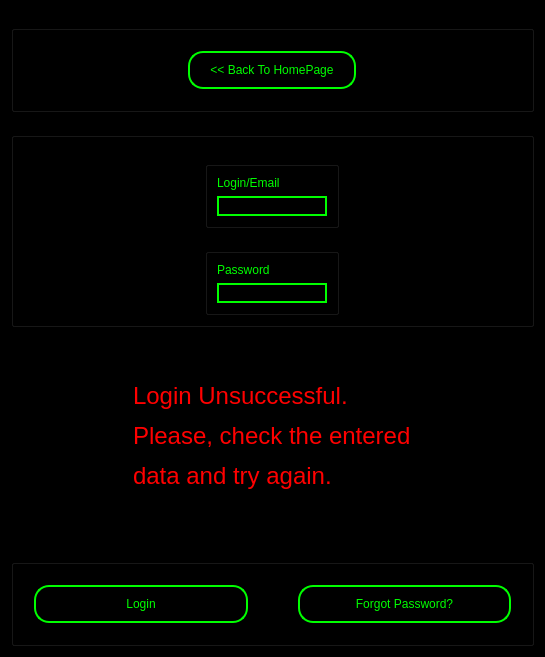
Above: LoginGUI.ui from YuraMoiseev/FinalProject before the change. Below: the same form after it.
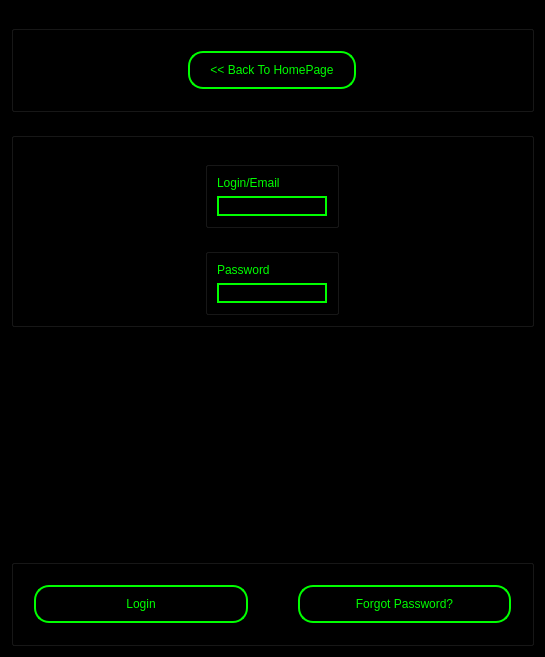
That is the form after the change.

```diff
--- a/LoginGUI.ui
+++ b/LoginGUI.ui
@@ -213,8 +213,11 @@
    </item>
    <item alignment="Qt::AlignHCenter">
     <widget class="QLabel" name="LabelLoginFail">
+     <property name="styleSheet">
+      <string notr="true">font-size:18pt; color:#ff0000;</string>
+     </property>
      <property name="text">
-      <string>&lt;html&gt;&lt;head/&gt;&lt;body&gt;&lt;p&gt;&lt;span style=&quot; font-size:18pt; color:#ff0000;&quot;&gt;Login Unsuccessful. &lt;/span&gt;&lt;/p&gt;&lt;p&gt;&lt;span style=&quot; font-size:18pt; color:#ff0000;&quot;&gt;Please, check the entered&lt;/span&gt;&lt;/p&gt;&lt;p&gt;&lt;span style=&quot; font-size:18pt; color:#ff0000;&quot;&gt;data and try again.&lt;/span&gt;&lt;/p&gt;&lt;/body&gt;&lt;/html&gt;</string>
+      <string/>
      </property>
     </widget>
    </item>
```
